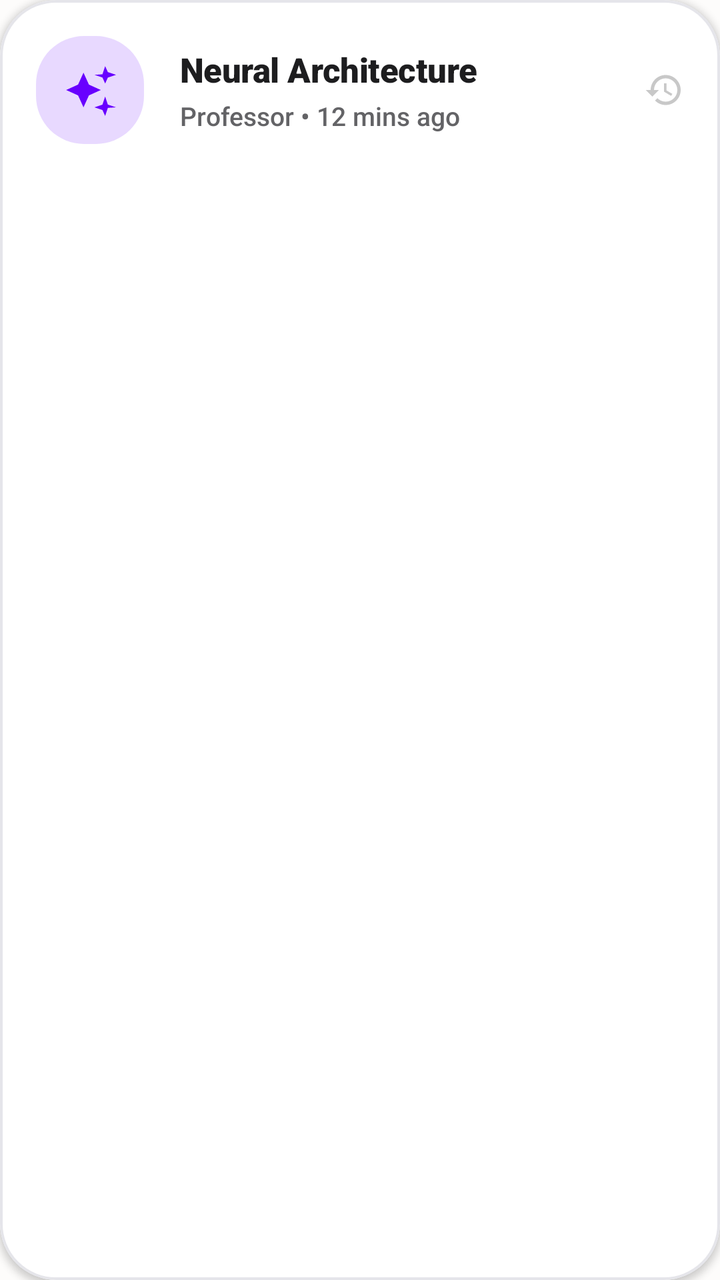
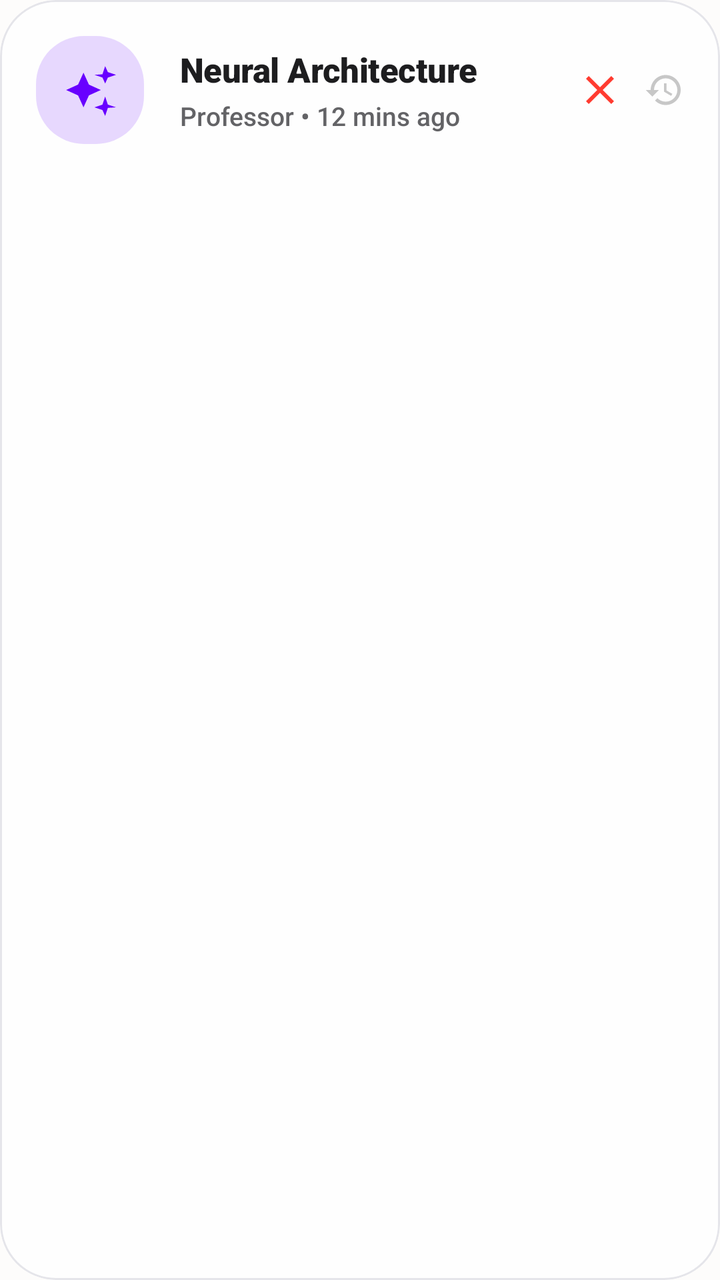

The first picture is an Android layout as it rendered before a commit; the second is the same layout after the commit. The layout source and the unified diff follow.
<!-- AndroidManifest.xml: application theme Theme.Zzzz -->
<!-- res/layout/item_history.xml -->
<?xml version="1.0" encoding="utf-8"?>
<com.google.android.material.card.MaterialCardView xmlns:android="http://schemas.android.com/apk/res/android"
    xmlns:app="http://schemas.android.com/apk/res-auto"
    android:layout_width="match_parent"
    android:layout_height="wrap_content"
    android:layout_marginBottom="14dp"
    android:layout_marginHorizontal="12dp"
    app:cardBackgroundColor="@color/surface_card"
    app:cardCornerRadius="28dp"
    app:cardElevation="2dp"
    app:strokeColor="@color/divider"
    app:strokeWidth="1.2dp"
    android:clickable="true"
    android:focusable="true"
    android:foreground="?attr/selectableItemBackground">

    <androidx.constraintlayout.widget.ConstraintLayout
        android:layout_width="match_parent"
        android:layout_height="wrap_content"
        android:padding="18dp">

        
        <FrameLayout
            android:id="@+id/iconBadge"
            android:layout_width="54dp"
            android:layout_height="54dp"
            android:background="@drawable/bg_pill_purple"
            android:backgroundTint="@color/brand_purple_alpha15"
            app:layout_constraintBottom_toBottomOf="parent"
            app:layout_constraintStart_toStartOf="parent"
            app:layout_constraintTop_toTopOf="parent">

            <ImageView
                android:layout_width="26dp"
                android:layout_height="26dp"
                android:layout_gravity="center"
                android:src="@drawable/ic_ai_spark"
                app:tint="@color/brand_purple"
                android:contentDescription="History Item Icon" />
        </FrameLayout>

        
        <LinearLayout
            android:layout_width="0dp"
            android:layout_height="wrap_content"
            android:layout_marginStart="18dp"
            android:layout_marginEnd="12dp"
            android:orientation="vertical"
            app:layout_constraintBottom_toBottomOf="parent"
            app:layout_constraintEnd_toStartOf="@+id/ivChevron"
            app:layout_constraintStart_toEndOf="@id/iconBadge"
            app:layout_constraintTop_toTopOf="parent">

            <TextView
                android:id="@+id/tvHistoryTopic"
                android:layout_width="wrap_content"
                android:layout_height="wrap_content"
                android:ellipsize="end"
                android:fontFamily="sans-serif-black"
                android:maxLines="1"
                android:text="Neural Architecture"
                android:textColor="@color/text_main"
                android:textSize="17sp"
                android:letterSpacing="-0.01" />

            <TextView
                android:id="@+id/tvHistoryDate"
                android:layout_width="wrap_content"
                android:layout_height="wrap_content"
                android:layout_marginTop="3dp"
                android:fontFamily="sans-serif-medium"
                android:text="Professor • 12 mins ago"
                android:textColor="@color/text_sub"
                android:textSize="13sp" />
        </LinearLayout>

        
        <ImageView
            android:id="@+id/ivChevron"
            android:layout_width="20dp"
            android:layout_height="20dp"
            android:alpha="0.25"
            android:src="@drawable/ic_history_minimal"
            app:layout_constraintBottom_toBottomOf="parent"
            app:layout_constraintEnd_toEndOf="parent"
            app:layout_constraintTop_toTopOf="parent"
            app:tint="@color/text_main"
            android:contentDescription="View Detail" />

    </androidx.constraintlayout.widget.ConstraintLayout>
</com.google.android.material.card.MaterialCardView>
<!-- resources referenced by this layout -->
<resources>
  <color name="brand_purple">#6800FF</color>
  <color name="brand_purple_alpha15">#266800FF</color>
  <color name="divider">#E5E5EA</color>
  <color name="surface_card">#FFFFFF</color>
  <color name="text_main">#1D1D1F</color>
  <color name="text_sub">#636366</color>
  <!-- drawable bg_pill_purple (drawable) -->
  <?xml version="1.0" encoding="utf-8"?>
  <shape xmlns:android="http://schemas.android.com/apk/res/android">
      <solid android:color="#6800FF" />
      <corners android:radius="24dp" />
  </shape>
  <!-- drawable ic_ai_spark (drawable) -->
  <vector xmlns:android="http://schemas.android.com/apk/res/android"
      android:width="24dp"
      android:height="24dp"
      android:viewportWidth="24"
      android:viewportHeight="24">
      <path
          android:fillColor="#6800FF"
          android:pathData="M19,9l1.25,-2.75L24,5l-3.75,-1.25L19,1l-1.25,3.75L14,5l3.75,1.25L19,9zM11.5,9.5L9,4L6.5,9.5L1,12l5.5,2.5L9,20l2.5,-5.5L17,12l-5.5,-2.5zM19,15l-1.25,3.75L14,20l3.75,1.25L19,24l1.25,-3.75L24,20l-3.75,-1.25L19,15z"/>
  </vector>
  <!-- drawable ic_history_minimal (drawable) -->
  <vector xmlns:android="http://schemas.android.com/apk/res/android"
      android:width="24dp"
      android:height="24dp"
      android:viewportWidth="24"
      android:viewportHeight="24">
      <path
          android:fillColor="#FFFFFF"
          android:pathData="M13,3c-4.97,0 -9,4.03 -9,9L1,12l3.89,3.89 0.07,0.14L9,12L6,12c0,-3.87 3.13,-7 7,-7s7,3.13 7,7 -3.13,7 -7,7c-1.93,0 -3.68,-0.79 -4.94,-2.06l-1.42,1.42C8.27,19.99 10.51,21 13,21c4.97,0 9,-4.03 9,-9s-4.03,-9 -9,-9zM12,8v5l4.28,2.54 0.72,-1.21 -3.5,-2.08L13.5,8L12,8z"/>
  </vector>
  <style name="Theme.Zzzz" parent="Base.Theme.Zzzz" />
  <style name="Base.Theme.Zzzz" parent="Theme.Material3.DayNight.NoActionBar">
          
          <item name="colorPrimary">@color/brand_purple</item>
          <item name="colorOnPrimary">@color/text_on_brand</item>
          <item name="colorPrimaryContainer">@color/brand_purple_alpha15</item>
          <item name="colorOnPrimaryContainer">@color/brand_purple</item>
  
          
          <item name="colorSecondary">@color/brand_purple_light</item>
          <item name="colorOnSecondary">@color/text_on_brand</item>
  
          
          <item name="android:windowBackground">@color/app_background</item>
          <item name="colorSurface">@color/app_background</item>
          <item name="colorOnSurface">@color/text_main</item>
          <item name="colorSurfaceVariant">@color/surface_card</item>
          <item name="colorOnSurfaceVariant">@color/text_sub</item>
  
          
          <item name="colorOutline">@color/colorOutline</item>
          <item name="colorOutlineVariant">@color/divider</item>
  
          
          <item name="android:textColorHighlight">@color/text_selection_highlight</item>
          <item name="android:colorControlActivated">@color/brand_purple</item>
          <item name="android:textSelectHandle">@color/brand_purple</item>
  
          
          <item name="android:statusBarColor">@android:color/transparent</item>
          <item name="android:windowLightStatusBar">true</item>
      </style>
  <color name="text_on_brand">#FFFFFF</color>
  <color name="brand_purple_light">#8C33FF</color>
  <color name="app_background">#FDFCFB</color>
  <color name="colorOutline">#79747E</color>
  <color name="text_selection_highlight">#4D6800FF</color>
</resources>

<!-- the commit's change to res/layout/item_history.xml (unified diff, before → after) -->
@@ -5,11 +5,11 @@
     android:layout_height="wrap_content"
     android:layout_marginBottom="14dp"
     android:layout_marginHorizontal="12dp"
-    app:cardBackgroundColor="@color/surface_card"
+    app:cardBackgroundColor="@color/glass_card_bg"
     app:cardCornerRadius="28dp"
-    app:cardElevation="2dp"
+    app:cardElevation="0dp"
     app:strokeColor="@color/divider"
-    app:strokeWidth="1.2dp"
+    app:strokeWidth="1dp"
     android:clickable="true"
     android:focusable="true"
     android:foreground="?attr/selectableItemBackground">
@@ -87,5 +87,19 @@
             app:tint="@color/text_main"
             android:contentDescription="View Detail" />
 
+        <ImageButton
+            android:id="@+id/btnDeleteHistory"
+            android:layout_width="28dp"
+            android:layout_height="28dp"
+            android:src="@drawable/ic_delete"
+            android:background="?attr/selectableItemBackgroundBorderless"
+            android:scaleType="centerInside"
+            app:tint="#FF3B30"
+            app:layout_constraintBottom_toBottomOf="parent"
+            app:layout_constraintEnd_toStartOf="@+id/ivChevron"
+            app:layout_constraintTop_toTopOf="parent"
+            android:layout_marginEnd="8dp"
+            android:contentDescription="Delete" />
+
     </androidx.constraintlayout.widget.ConstraintLayout>
 </com.google.android.material.card.MaterialCardView>
<!-- resource entries referenced after the edit -->
@@ -3,6 +3,7 @@
   <color name="brand_purple">#6800FF</color>
   <color name="brand_purple_alpha15">#266800FF</color>
   <color name="divider">#E5E5EA</color>
+  <color name="glass_card_bg">#BFFFFFFF</color>
   <color name="surface_card">#FFFFFF</color>
   <color name="text_main">#1D1D1F</color>
   <color name="text_sub">#636366</color>
@@ -21,6 +22,17 @@
       <path
           android:fillColor="#6800FF"
           android:pathData="M19,9l1.25,-2.75L24,5l-3.75,-1.25L19,1l-1.25,3.75L14,5l3.75,1.25L19,9zM11.5,9.5L9,4L6.5,9.5L1,12l5.5,2.5L9,20l2.5,-5.5L17,12l-5.5,-2.5zM19,15l-1.25,3.75L14,20l3.75,1.25L19,24l1.25,-3.75L24,20l-3.75,-1.25L19,15z"/>
+  </vector>
+  <!-- drawable ic_delete (drawable) -->
+  <?xml version="1.0" encoding="utf-8"?>
+  <vector xmlns:android="http://schemas.android.com/apk/res/android"
+      android:width="24dp"
+      android:height="24dp"
+      android:viewportWidth="24"
+      android:viewportHeight="24">
+      <path
+          android:fillColor="#FF3B30"
+          android:pathData="M19,6.41L17.59,5 12,10.59 6.41,5 5,6.41 10.59,12 5,17.59 6.41,19 12,13.41 17.59,19 19,17.59 13.41,12z" />
   </vector>
   <!-- drawable ic_history_minimal (drawable) -->
   <vector xmlns:android="http://schemas.android.com/apk/res/android"
